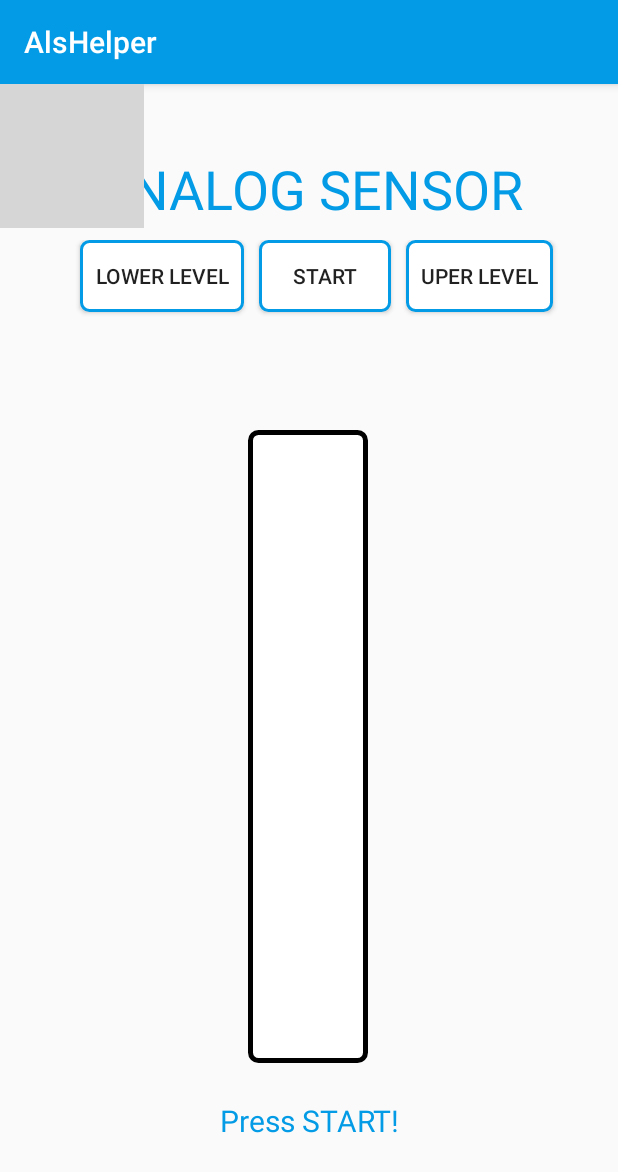
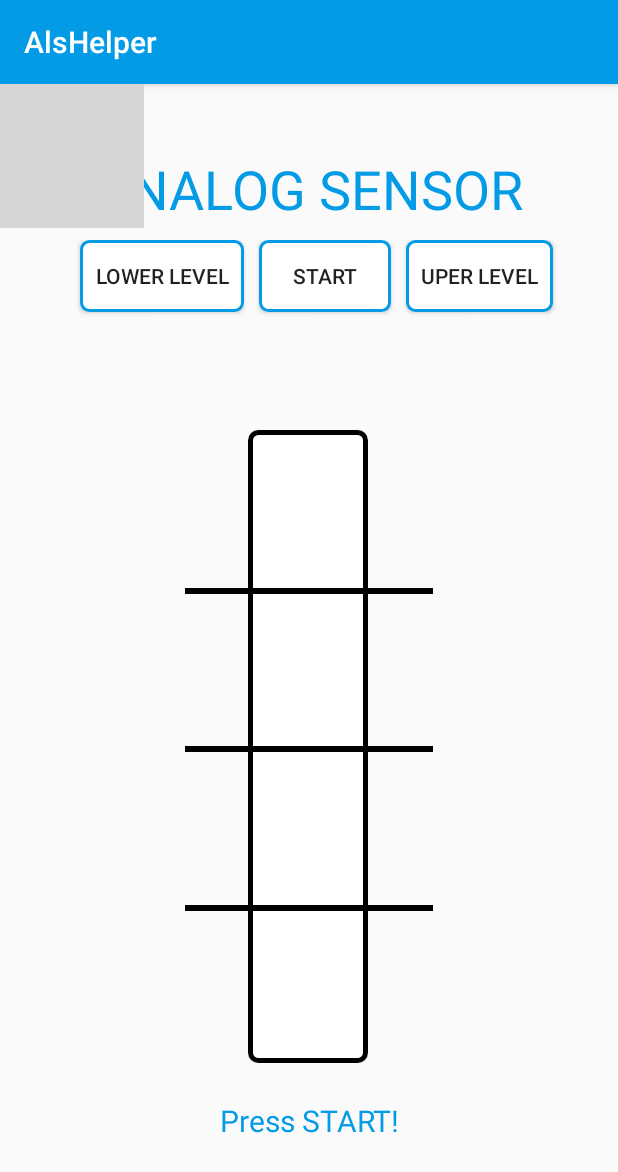
Before and after one commit to brkrot/AlsHelper, an Android app: the AnalogSensorActivity screen opened directly, with no data from a screen before it, on a phone screen of 412 x 824 dp. Shown: the top 1172 px of the screen. Run offline under Robolectric (Android 15) with nearby library versions, the phone set to English and light mode, and no system bars; grey boxes are pictures that could not be loaded.

Commit message:
Lines for analog sensor

```diff
--- a/app/src/main/res/layout/activity_analog_sensor.xml
+++ b/app/src/main/res/layout/activity_analog_sensor.xml
@@ -10,64 +10,66 @@
         android:id="@+id/linearLayout"
         android:layout_width="0dp"
         android:layout_height="0dp"
+        android:layout_margin="15dp"
         android:gravity="center_horizontal"
         android:orientation="vertical"
         android:translationZ="90dp"
         app:layout_constraintBottom_toTopOf="@+id/guideline"
         app:layout_constraintEnd_toEndOf="parent"
         app:layout_constraintStart_toStartOf="parent"
-        app:layout_constraintTop_toTopOf="@+id/imageView"
-        android:layout_margin="15dp">
+        app:layout_constraintTop_toTopOf="@+id/imageView">
 
         <TextView
             android:id="@+id/textView3"
             android:layout_width="wrap_content"
             android:layout_height="wrap_content"
+            android:layout_marginTop="20dp"
+            android:padding="10dp"
             android:text="ANALOG SENSOR"
             android:textColor="@color/colorPrimary"
-            android:textSize="36sp"
-            android:layout_marginTop="20dp"
-            android:padding="10dp"/>
+            android:textSize="36sp" />
+
         <TableRow
-        android:gravity="center_horizontal"
             android:layout_width="match_parent"
-        android:layout_height="match_parent">
+            android:layout_height="match_parent"
+            android:gravity="center_horizontal">
 
             <Button
                 android:id="@+id/levelDown"
                 android:layout_width="wrap_content"
                 android:layout_height="wrap_content"
+                android:layout_marginStart="10dp"
+                android:background="@drawable/border"
                 android:onClick="changeLevel"
-            android:text="LOWER LEVEL"
-            android:background="@drawable/border"
                 android:padding="10dp"
-            android:layout_marginStart="10dp"
-            android:paddingEnd="10dp"/>
+                android:paddingEnd="10dp"
+                android:text="LOWER LEVEL" />
 
             <Button
                 android:id="@+id/startButton"
                 android:layout_width="wrap_content"
                 android:layout_height="wrap_content"
-            android:text="start"
-            android:textSize="14sp"
+                android:layout_marginStart="10dp"
                 android:background="@drawable/border"
                 android:padding="10dp"
-            android:layout_marginStart="10dp"
-            android:paddingEnd="10dp"/>
+                android:paddingEnd="10dp"
+                android:text="start"
+                android:textSize="14sp" />
 
             <Button
                 android:id="@+id/levelUp"
                 android:layout_width="wrap_content"
                 android:layout_height="wrap_content"
+                android:layout_marginStart="10dp"
+                android:background="@drawable/border"
                 android:onClick="changeLevel"
-            android:text="UPER LEVEL"
-            android:background="@drawable/border"
                 android:padding="10dp"
-            android:layout_marginStart="10dp"
-            android:paddingEnd="10dp"/>
+                android:paddingEnd="10dp"
+                android:text="UPER LEVEL" />
         </TableRow>
 
     </LinearLayout>
+
     <ImageView
         android:id="@+id/imageView"
         android:layout_width="wrap_content"
@@ -92,7 +94,7 @@
         app:layout_constraintEnd_toStartOf="@+id/guideline5"
         app:layout_constraintHorizontal_bias="0.495"
         app:layout_constraintStart_toStartOf="@+id/guideline4"
-        app:layout_constraintTop_toBottomOf="@id/guideline"/>
+        app:layout_constraintTop_toBottomOf="@id/guideline" />
 
     <TextView
         android:id="@+id/verticalprogress_percentage"
@@ -120,6 +122,56 @@
         android:layout_height="wrap_content"
         android:orientation="horizontal"
         app:layout_constraintGuide_percent="0.85" />
+
+    <androidx.constraintlayout.widget.Guideline
+        android:id="@+id/guideline2of4"
+        android:layout_width="wrap_content"
+        android:layout_height="wrap_content"
+        android:orientation="horizontal"
+        app:layout_constraintGuide_percent="0.575" />
+
+    <androidx.constraintlayout.widget.Guideline
+        android:id="@+id/guideline1of4"
+        android:layout_width="wrap_content"
+        android:layout_height="wrap_content"
+        android:orientation="horizontal"
+        app:layout_constraintGuide_percent="0.7125" />
+
+    <androidx.constraintlayout.widget.Guideline
+        android:id="@+id/guideline3of4"
+        android:layout_width="wrap_content"
+        android:layout_height="wrap_content"
+        android:orientation="horizontal"
+        app:layout_constraintGuide_percent="0.4375" />
+
+    <View
+        android:id="@+id/line1of4"
+        android:layout_width="0dp"
+        android:layout_height="4dp"
+        android:background="@android:color/black"
+        app:layout_constraintEnd_toEndOf="@id/guideline5"
+        app:layout_constraintStart_toStartOf="@id/guideline4"
+        app:layout_constraintTop_toBottomOf="@id/guideline1of4" />
+
+    <View
+        android:id="@+id/line2of4"
+        android:layout_width="0dp"
+        android:layout_height="4dp"
+        android:background="@android:color/black"
+        app:layout_constraintEnd_toEndOf="@id/guideline5"
+        app:layout_constraintStart_toStartOf="@id/guideline4"
+        app:layout_constraintTop_toBottomOf="@id/guideline2of4" />
+    <View
+        android:id="@+id/line3of4"
+        android:layout_width="0dp"
+        android:layout_height="4dp"
+        android:background="@android:color/black"
+        app:layout_constraintEnd_toEndOf="@id/guideline5"
+        app:layout_constraintStart_toStartOf="@id/guideline4"
+        app:layout_constraintTop_toBottomOf="@id/guideline3of4" />
+
+
+
 
     <androidx.constraintlayout.widget.Guideline
         android:id="@+id/guideline3"
```
Lines whose indentation alone changed are shown as unchanged.
